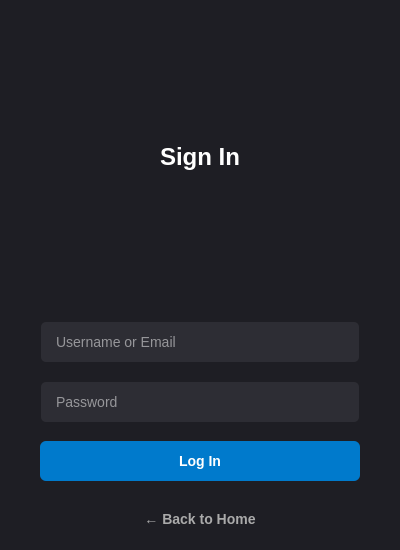
Before: the Qt Designer form login.ui in TobitVt/DailyPlanner, drawn with Qt 5.
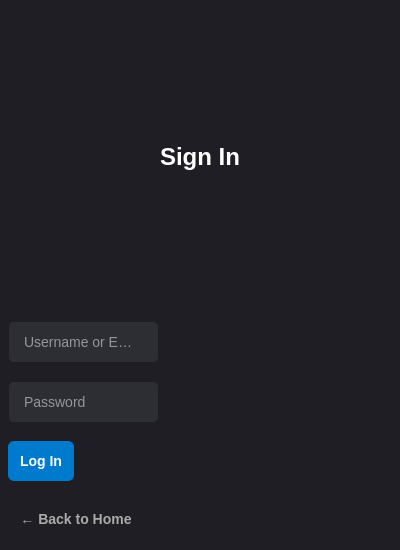
After: the same form once the commit is applied.

Commit message: Set login fields and buttons to fixed widths

What changed in the file:
```diff
--- a/login.ui
+++ b/login.ui
@@ -22,18 +22,18 @@
   </property>
   <layout class="QVBoxLayout" name="verticalLayout">
    <property name="spacing"><number>18</number></property>
-   <property name="leftMargin"><number>40</number></property>
-   <property name="rightMargin"><number>40</number></property>
+  <property name="leftMargin"><number>8</number></property>
+  <property name="rightMargin"><number>8</number></property>
    <item>
     <widget class="QLabel" name="titleLabel">
      <property name="text"><string>Sign In</string></property>
      <property name="alignment"><set>Qt::AlignCenter</set></property>
     </widget>
    </item>
-   <item><widget class="QLineEdit" name="usernameEdit"><property name="placeholderText"><string>Username or Email</string></property></widget></item>
-   <item><widget class="QLineEdit" name="passwordEdit"><property name="echoMode"><enum>QLineEdit::Password</enum></property><property name="placeholderText"><string>Password</string></property></widget></item>
-   <item><widget class="QPushButton" name="submitButton"><property name="text"><string>Log In</string></property></widget></item>
-   <item><widget class="QPushButton" name="backButton"><property name="text"><string>← Back to Home</string></property></widget></item>
+    <item><widget class="QLineEdit" name="usernameEdit"><property name="placeholderText"><string>Username or Email</string></property><property name="minimumWidth"><number>378</number></property><property name="maximumWidth"><number>378</number></property><property name="sizePolicy"><sizepolicy hsizetype="Fixed" vsizetype="Fixed"><horstretch>0</horstretch><verstretch>0</verstretch></sizepolicy></property></widget></item>
+    <item><widget class="QLineEdit" name="passwordEdit"><property name="echoMode"><enum>QLineEdit::Password</enum></property><property name="placeholderText"><string>Password</string></property><property name="minimumWidth"><number>378</number></property><property name="maximumWidth"><number>378</number></property><property name="sizePolicy"><sizepolicy hsizetype="Fixed" vsizetype="Fixed"><horstretch>0</horstretch><verstretch>0</verstretch></sizepolicy></property></widget></item>
+    <item><widget class="QPushButton" name="submitButton"><property name="text"><string>Log In</string></property><property name="minimumWidth"><number>228</number></property><property name="maximumWidth"><number>228</number></property><property name="sizePolicy"><sizepolicy hsizetype="Fixed" vsizetype="Fixed"><horstretch>0</horstretch><verstretch>0</verstretch></sizepolicy></property></widget></item>
+    <item><widget class="QPushButton" name="backButton"><property name="text"><string>← Back to Home</string></property><property name="minimumWidth"><number>228</number></property><property name="maximumWidth"><number>228</number></property><property name="sizePolicy"><sizepolicy hsizetype="Fixed" vsizetype="Fixed"><horstretch>0</horstretch><verstretch>0</verstretch></sizepolicy></property></widget></item>
   </layout>
  </widget>
 </ui>
```
